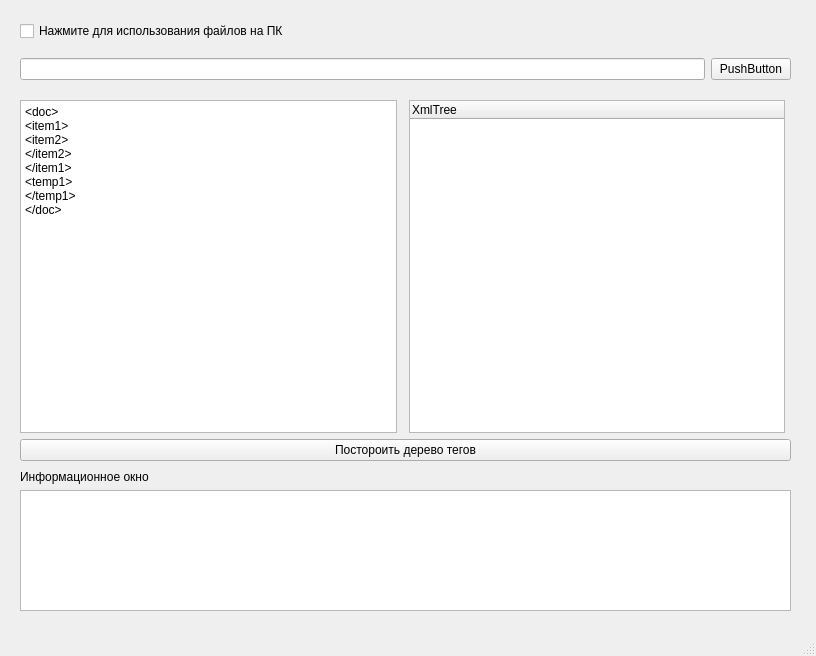
Above: mainwindow.ui from obrodiga/XmrReder before the change. Below: the same form after it.
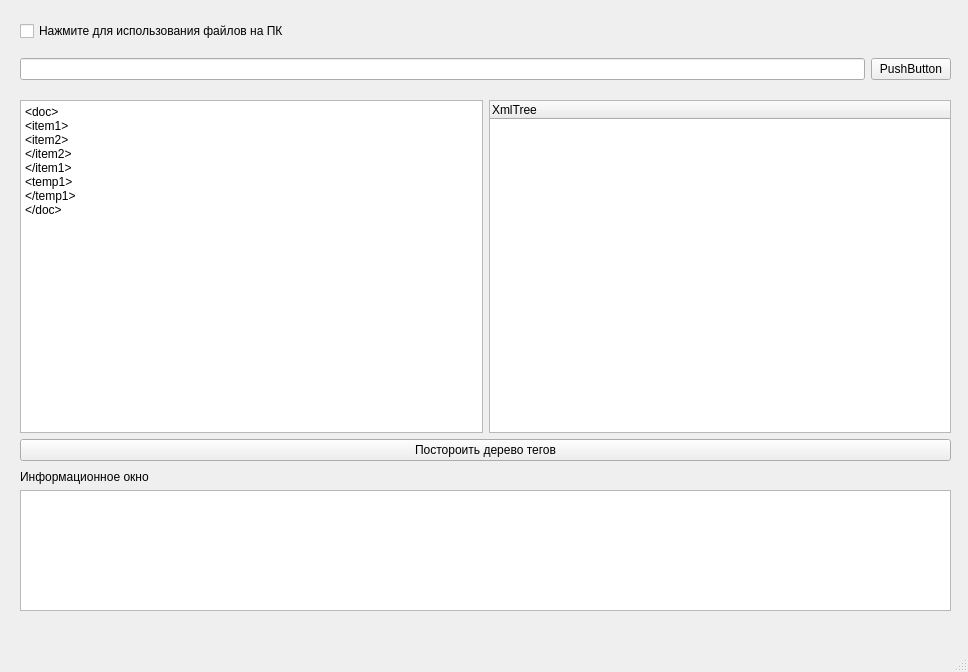
That is the form after the change.

Commit message: Расширение взаимодействия с тегами

The edit to the form file:
```diff
--- a/mainwindow.ui
+++ b/mainwindow.ui
@@ -6,8 +6,8 @@
    <rect>
     <x>0</x>
     <y>0</y>
-    <width>816</width>
-    <height>656</height>
+    <width>968</width>
+    <height>672</height>
    </rect>
   </property>
   <property name="sizePolicy">
@@ -25,7 +25,7 @@
      <rect>
       <x>20</x>
       <y>100</y>
-      <width>771</width>
+      <width>931</width>
       <height>361</height>
      </rect>
     </property>
@@ -33,22 +33,6 @@
      <property name="sizeConstraint">
       <enum>QLayout::SetDefaultConstraint</enum>
      </property>
-     <item row="3" column="0" colspan="4">
-      <widget class="QPushButton" name="pushButton">
-       <property name="text">
-        <string>Постороить дерево тегов</string>
-       </property>
-      </widget>
-     </item>
-     <item row="1" column="2">
-      <widget class="QTreeWidget" name="treeWidget">
-       <column>
-        <property name="text">
-         <string notr="true">XmlTree</string>
-        </property>
-       </column>
-      </widget>
-     </item>
      <item row="1" column="0">
       <widget class="QTextEdit" name="textEdit">
        <property name="sizePolicy">
@@ -73,6 +57,28 @@
        </property>
       </widget>
      </item>
+     <item row="1" column="1">
+      <widget class="QTreeWidget" name="treeWidget">
+       <property name="sizePolicy">
+        <sizepolicy hsizetype="Expanding" vsizetype="Expanding">
+         <horstretch>0</horstretch>
+         <verstretch>0</verstretch>
+        </sizepolicy>
+       </property>
+       <column>
+        <property name="text">
+         <string notr="true">XmlTree</string>
+        </property>
+       </column>
+      </widget>
+     </item>
+     <item row="2" column="0" colspan="2">
+      <widget class="QPushButton" name="pushButton">
+       <property name="text">
+        <string>Постороить дерево тегов</string>
+       </property>
+      </widget>
+     </item>
     </layout>
    </widget>
    <widget class="QWidget" name="gridLayoutWidget_2">
@@ -80,7 +86,7 @@
      <rect>
       <x>20</x>
       <y>10</y>
-      <width>771</width>
+      <width>931</width>
       <height>81</height>
      </rect>
     </property>
@@ -109,7 +115,7 @@
      <rect>
       <x>20</x>
       <y>470</y>
-      <width>771</width>
+      <width>931</width>
       <height>141</height>
      </rect>
     </property>
```
Left out of the diff: 2 changed lines with no effect on the pictures. The commit also changes 2 other files.
